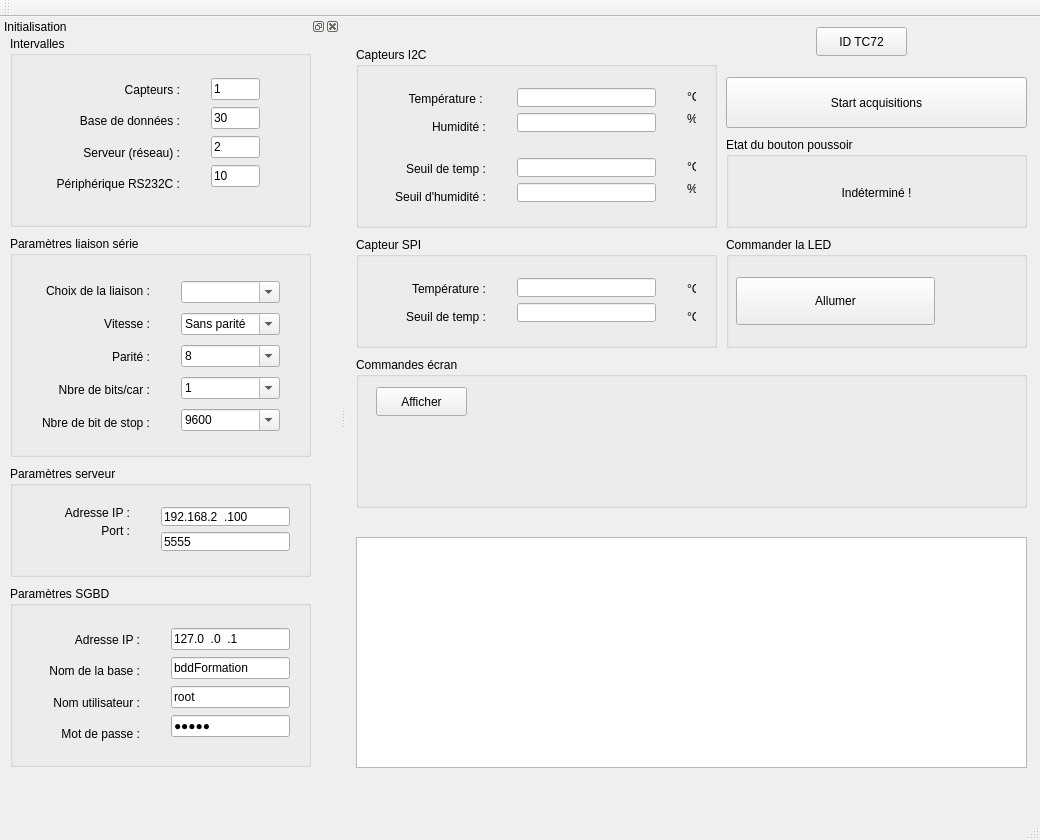
The window that cihmappformqtcpp.ui (PhASnBenoit/appFormQtCpp) describes before a commit, drawn with Qt 5.
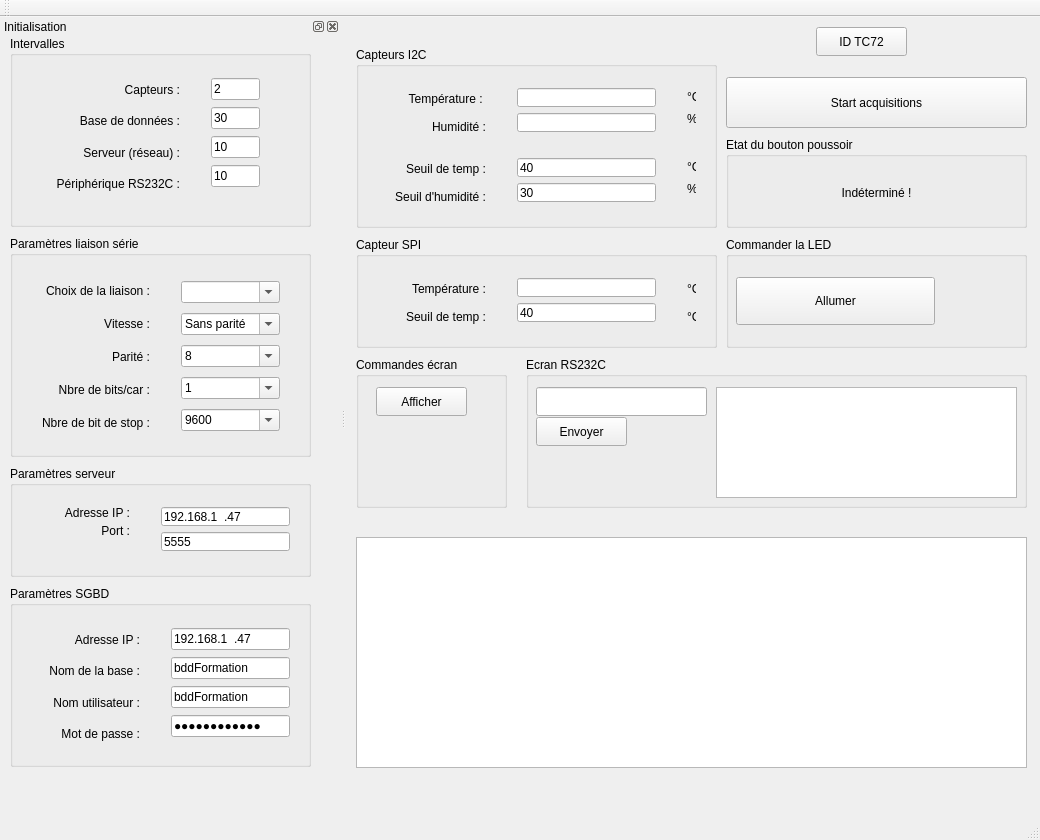
The same window after the commit. Icons and pictures are not drawn.

```diff
--- a/cihmappformqtcpp.ui
+++ b/cihmappformqtcpp.ui
@@ -69,10 +69,18 @@
      </property>
      <layout class="QVBoxLayout" name="vlValSeuils">
       <item>
-       <widget class="QLineEdit" name="leSeuilTempI2c"/>
+       <widget class="QLineEdit" name="leSeuilTempI2c">
+        <property name="text">
+         <string>40</string>
+        </property>
+       </widget>
       </item>
       <item>
-       <widget class="QLineEdit" name="leSeuilHumI2c"/>
+       <widget class="QLineEdit" name="leSeuilHumI2c">
+        <property name="text">
+         <string>30</string>
+        </property>
+       </widget>
       </item>
      </layout>
     </widget>
@@ -316,7 +324,11 @@
        </widget>
       </item>
       <item>
-       <widget class="QLineEdit" name="leSeuilTempSpi"/>
+       <widget class="QLineEdit" name="leSeuilTempSpi">
+        <property name="text">
+         <string>40</string>
+        </property>
+       </widget>
       </item>
      </layout>
     </widget>
@@ -452,7 +464,7 @@
      <rect>
       <x>10</x>
       <y>340</y>
-      <width>671</width>
+      <width>151</width>
       <height>151</height>
      </rect>
     </property>
@@ -473,6 +485,52 @@
      </property>
     </widget>
    </widget>
+   <widget class="QGroupBox" name="gbEcranRs">
+    <property name="geometry">
+     <rect>
+      <x>180</x>
+      <y>340</y>
+      <width>501</width>
+      <height>151</height>
+     </rect>
+    </property>
+    <property name="title">
+     <string>Ecran RS232C</string>
+    </property>
+    <widget class="QPushButton" name="pbEnvoyer">
+     <property name="geometry">
+      <rect>
+       <x>10</x>
+       <y>60</y>
+       <width>91</width>
+       <height>29</height>
+      </rect>
+     </property>
+     <property name="text">
+      <string>Envoyer</string>
+     </property>
+    </widget>
+    <widget class="QTextEdit" name="teRecevoir">
+     <property name="geometry">
+      <rect>
+       <x>190</x>
+       <y>30</y>
+       <width>301</width>
+       <height>111</height>
+      </rect>
+     </property>
+    </widget>
+    <widget class="QLineEdit" name="leEnvoyer">
+     <property name="geometry">
+      <rect>
+       <x>10</x>
+       <y>30</y>
+       <width>171</width>
+       <height>29</height>
+      </rect>
+     </property>
+    </widget>
+   </widget>
   </widget>
   <widget class="QMenuBar" name="menuBar">
    <property name="geometry">
@@ -535,7 +593,7 @@
           <string>99</string>
          </property>
          <property name="text">
-          <string>1</string>
+          <string>2</string>
          </property>
         </widget>
        </item>
@@ -555,7 +613,7 @@
           <string>99</string>
          </property>
          <property name="text">
-          <string>2</string>
+          <string>10</string>
          </property>
         </widget>
        </item>
@@ -879,7 +937,7 @@
           <string>999.999.999.999</string>
          </property>
          <property name="text">
-          <string>192.168.2.100</string>
+          <string>192.168.1.47</string>
          </property>
         </widget>
        </item>
@@ -953,7 +1011,7 @@
           <string>999.999.999.999</string>
          </property>
          <property name="text">
-          <string>127.0.0.1</string>
+          <string>192.168.1.47</string>
          </property>
         </widget>
        </item>
@@ -967,14 +1025,14 @@
        <item>
         <widget class="QLineEdit" name="leUserSgbd">
          <property name="text">
-          <string>root</string>
+          <string>bddFormation</string>
          </property>
         </widget>
        </item>
        <item>
         <widget class="QLineEdit" name="lePassSgbd">
          <property name="text">
-          <string>admin</string>
+          <string>bddFormation</string>
          </property>
          <property name="echoMode">
           <enum>QLineEdit::Password</enum>
```
